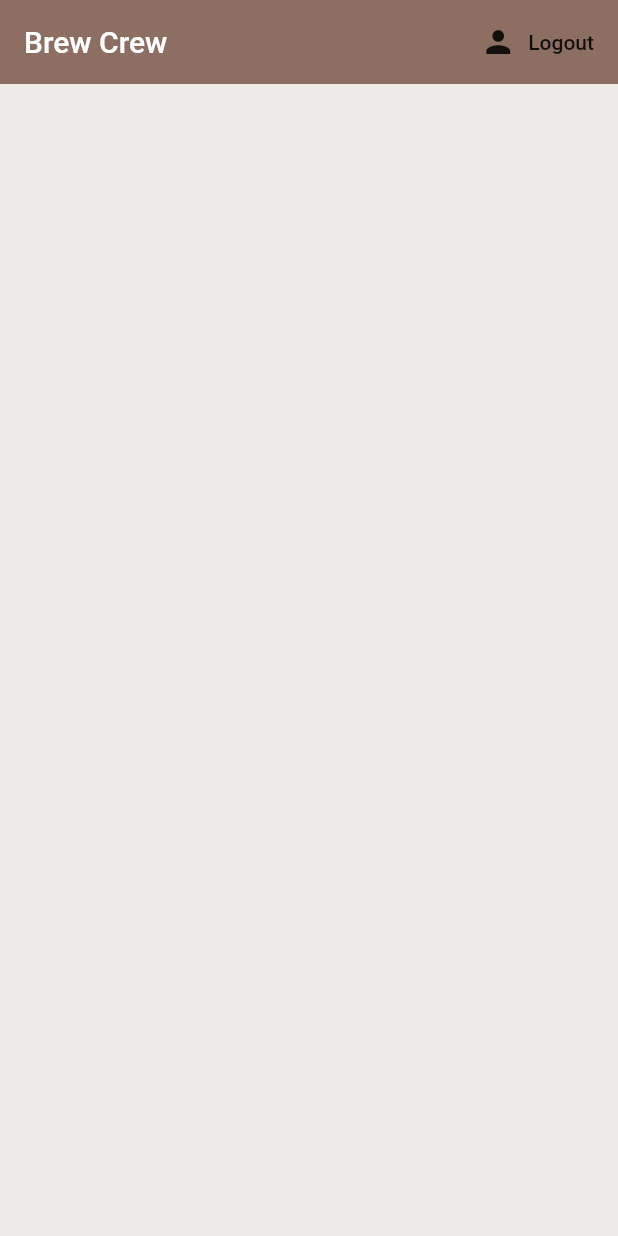
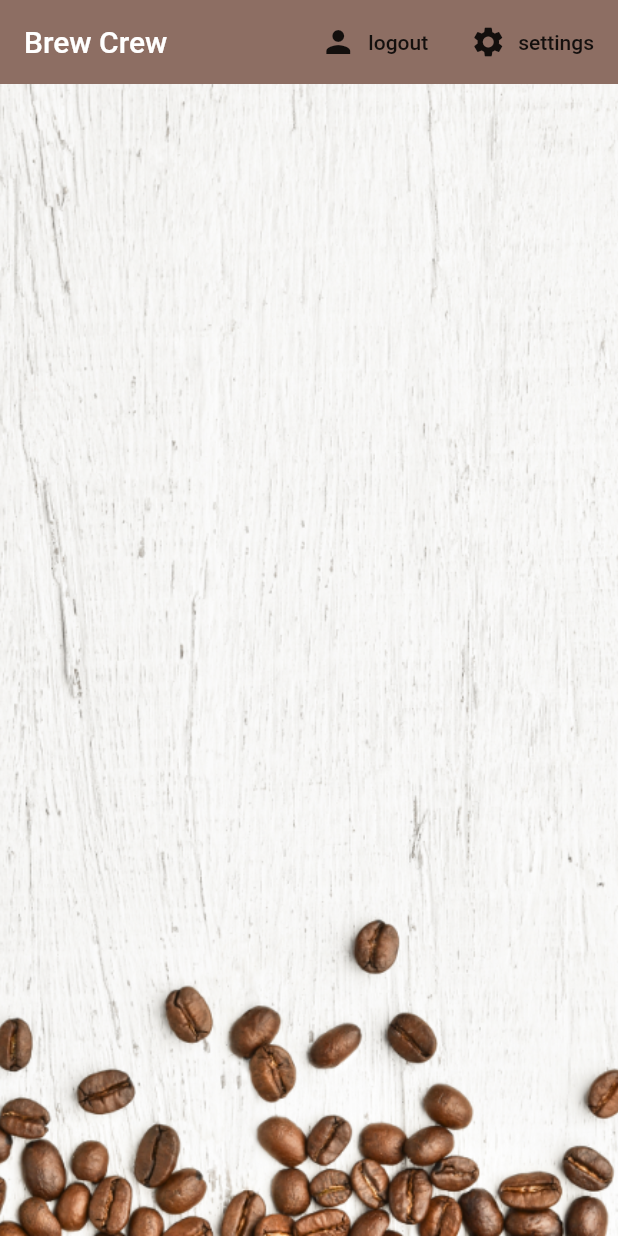
Before and after one commit to MarnusCoetzee/CoffeeCrudFlutter, a Flutter app: the screen it shows once a user with an empty profile is signed in, on a phone screen of 412 x 824 dp. Run offline on Flutter 3.47's test engine with Material 2 defaults, Android fonts, the phone set to English and light mode, and no system bars; our stand-ins replace cloud_firestore, firebase_auth, flutter_spinkit; accounts and stored records are empty.

Commit message:
finishing touches added to final project

```diff
--- /dev/null
+++ b/lib/models/brew.dart
@@ -0,0 +1,9 @@
+class Brew {
+
+  final String name;
+  final String sugars;
+  final int strength;
+
+  Brew({ this.name, this.sugars, this.strength });
+
+}
--- a/lib/models/user.dart
+++ b/lib/models/user.dart
@@ -5,3 +5,14 @@ class User {
   User({this.uid});
 
 }
+
+class UserData {
+
+  final String uid;
+  final String name;
+  final String sugars;
+  final int strength;
+
+  UserData({ this.uid, this.sugars, this.strength, this.name });
+
+}
--- /dev/null
+++ b/lib/screens/home/brew_list.dart
@@ -0,0 +1,26 @@
+import 'package:brew_crew/models/brew.dart';
+import 'package:brew_crew/screens/home/brew_tile.dart';
+import 'package:flutter/material.dart';
+import 'package:provider/provider.dart';
+
+class BrewList extends StatefulWidget {
+  @override
+  _BrewListState createState() => _BrewListState();
+}
+
+class _BrewListState extends State<BrewList> {
+  @override
+  Widget build(BuildContext context) {
+
+    final brews = Provider.of<List<Brew>>(context) ?? [];
+
+    return ListView.builder(
+      itemCount: brews.length,
+      itemBuilder: (context, index) {
+        return BrewTile(
+          brew: brews[index]
+        );
+      },
+    );
+  }
+}
--- a/lib/screens/home/home.dart
+++ b/lib/screens/home/home.dart
@@ -1,16 +1,30 @@
+import 'package:brew_crew/models/brew.dart';
+import 'package:brew_crew/screens/home/brew_list.dart';
+import 'package:brew_crew/screens/home/settings_form.dart';
 import 'package:brew_crew/services/auth.dart';
-import 'package:brew_crew/shared/loading.dart';
+import 'package:brew_crew/services/database.dart';
 import 'package:flutter/material.dart';
+import 'package:provider/provider.dart';
 
 class Home extends StatelessWidget {
 
-  final AuthService auth = AuthService();
-
-  bool loading = false;
+  final AuthService _auth = AuthService();
 
   @override
   Widget build(BuildContext context) {
-    return loading ? Loading() : Scaffold(
+
+    void _showSettingsPanel() {
+      showModalBottomSheet(context: context, builder: (context) {
+        return Container(
+          padding: EdgeInsets.symmetric(vertical: 20.0, horizontal: 60.0),
+          child: SettingsForm(),
+        );
+      });
+    }
+
+    return StreamProvider<List<Brew>>.value(
+      value: DatabaseService().brews,
+      child: Scaffold(
         backgroundColor: Colors.brown[50],
         appBar: AppBar(
           title: Text('Brew Crew'),
@@ -18,14 +32,28 @@ class Home extends StatelessWidget {
           elevation: 0.0,
           actions: <Widget>[
             FlatButton.icon(
-            label: Text('Logout'),
               icon: Icon(Icons.person),
+              label: Text('logout'),
               onPressed: () async {
-              loading = true;
-              await auth.signOut();
+                await _auth.signOut();
               },
+            ),
+            FlatButton.icon(
+              icon: Icon(Icons.settings),
+              label: Text('settings'),
+              onPressed: () => _showSettingsPanel(),
             )
           ],
+        ),
+        body: Container(
+            decoration: BoxDecoration(
+              image: DecorationImage(
+                image: AssetImage('assets/coffee_bg.png'),
+                fit: BoxFit.cover,
+              ),
+            ),
+            child: BrewList()
+        ),
       ),
     );
   }
--- a/lib/services/auth.dart
+++ b/lib/services/auth.dart
@@ -1,4 +1,5 @@
 import 'package:brew_crew/models/user.dart';
+import 'package:brew_crew/services/database.dart';
 import 'package:firebase_auth/firebase_auth.dart';
 
 class AuthService {
@@ -50,6 +51,8 @@ class AuthService {
     try {
       AuthResult result = await _auth.createUserWithEmailAndPassword(email: email, password: password);
       FirebaseUser user = result.user;
+      // create a new document for the user with the uid
+      await DatabaseService(uid: user.uid).updateUserData('0', 'New Crew Member', 100);
       return userFromFirebaseUser(user);
     } catch (error) {
       print(error.toString());
--- a/lib/shared/constants.dart
+++ b/lib/shared/constants.dart
@@ -1,7 +1,6 @@
 import 'package:flutter/material.dart';
 
 const textInputDecoration = const InputDecoration(
-  icon: Icon(Icons.lock),
   filled: true,
   fillColor: Colors.white,
   enabledBorder: OutlineInputBorder(
--- a/pubspec.yaml
+++ b/pubspec.yaml
@@ -49,9 +49,9 @@ flutter:
   uses-material-design: true
 
   # To add assets to your application, add an assets section, like this:
-  # assets:
-  #   - images/a_dot_burr.jpeg
-  #   - images/a_dot_ham.jpeg
+  assets:
+    - assets/coffee_bg.png
+    - assets/coffee_icon.png
 
   # An image asset can refer to one or more resolution-specific "variants", see
   # https://flutter.dev/assets-and-images/#resolution-aware.
```
Also changed, not shown: lib/screens/home/brew_tile.dart (added, +27 -0 lines), lib/screens/home/settings_form.dart (added, +97 -0 lines), lib/services/database.dart (added, +55 -0 lines), assets/coffee_bg.png (added), assets/coffee_icon.png (added). Lines whose indentation alone changed are shown as unchanged.
